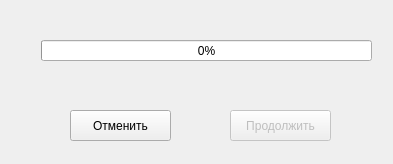
The window that gui/ui/progressbar.ui (kyrvvwfzhy-code/innovation_proposal_checking) describes before a commit, drawn with Qt 5.
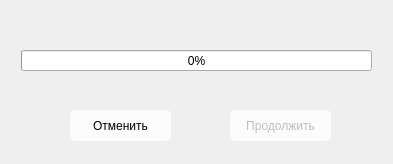
The same window after the commit.

Diff of the .ui file:
```diff
--- a/gui/ui/progressbar.ui
+++ b/gui/ui/progressbar.ui
@@ -19,12 +19,46 @@
   <property name="windowTitle">
    <string>Загрузка</string>
   </property>
+  <property name="styleSheet">
+   <string notr="true">QFrame {
+    border-radius: 10px;
+}
+
+QPushButton{
+	background-color: rgba(255, 255, 255, 200);
+    border-radius: 5px;
+}
+
+QPushButton:hover:!checked {
+    background-color: rgb(119, 118, 123);
+}
+
+QPushButton:checked:hover {
+   background-color: rgb(119, 118, 123);
+}
+
+QPushButton:pressed:!checked {
+	background-color: rgb(154, 153, 150);
+}
+
+QPushButton:checked:pressed {
+	background-color: rgb(154, 153, 150);
+}
+
+QPushButton:checked {
+	background-color: rgb(154, 153, 150);
+}
+
+QPushButton:!checked {
+	background-color: rgba(255, 255, 255, 200);
+}</string>
+  </property>
   <widget class="QProgressBar" name="progressBar">
    <property name="geometry">
     <rect>
-     <x>41</x>
-     <y>40</y>
-     <width>331</width>
+     <x>21</x>
+     <y>50</y>
+     <width>351</width>
      <height>21</height>
     </rect>
    </property>
@@ -67,8 +101,8 @@
   <widget class="QLabel" name="label">
    <property name="geometry">
     <rect>
-     <x>50</x>
-     <y>70</y>
+     <x>20</x>
+     <y>80</y>
      <width>91</width>
      <height>21</height>
     </rect>
```
